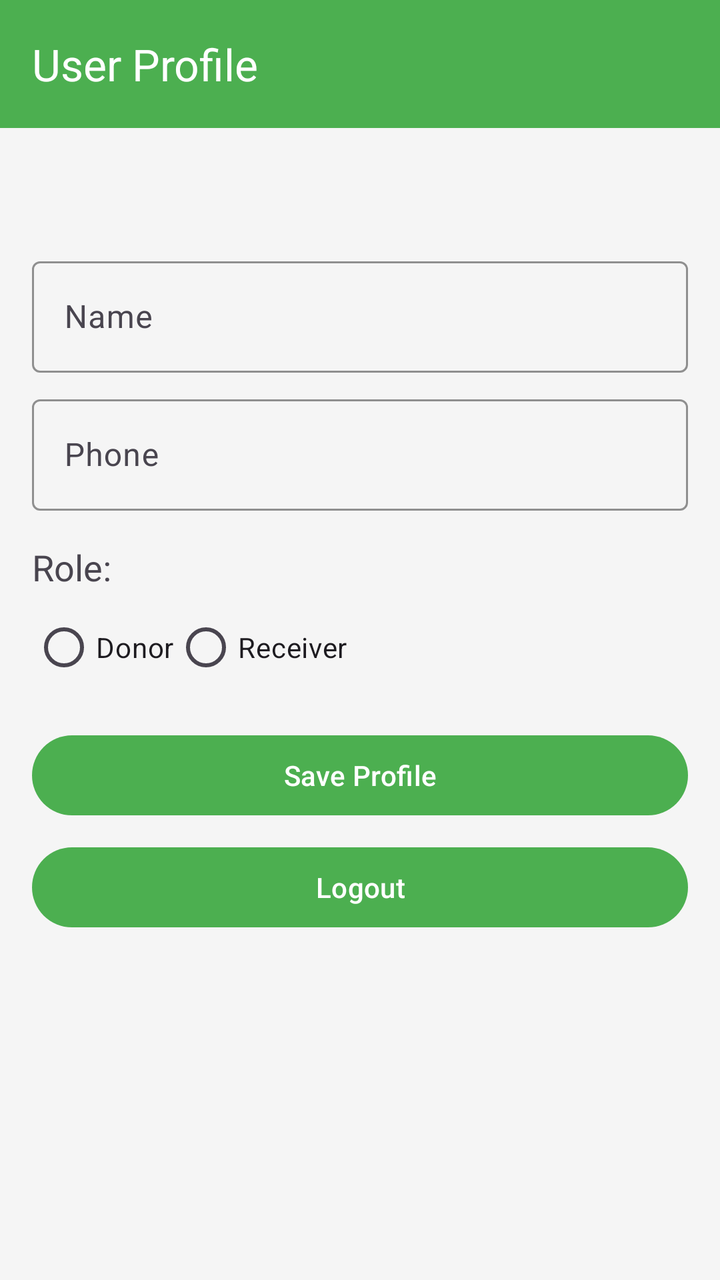
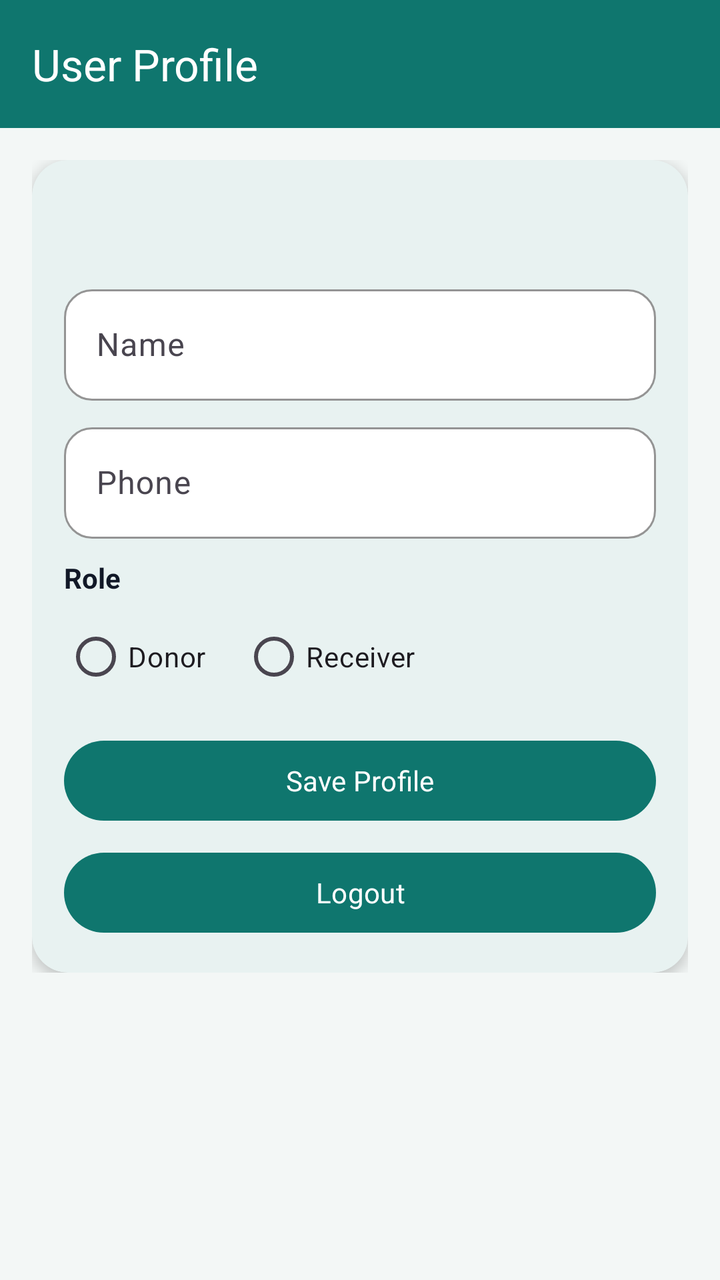

The first picture is an Android layout as it rendered before a commit; the second is the same layout after the commit. The layout source and the unified diff follow.
<!-- AndroidManifest.xml: application theme Theme.App -->
<!-- res/layout/activity_profile.xml -->
<?xml version="1.0" encoding="utf-8"?>
<LinearLayout xmlns:android="http://schemas.android.com/apk/res/android"
    xmlns:app="http://schemas.android.com/apk/res-auto"
    android:layout_width="match_parent"
    android:layout_height="match_parent"
    android:orientation="vertical">

    <com.google.android.material.appbar.AppBarLayout
        android:layout_width="match_parent"
        android:layout_height="wrap_content">

        <androidx.appcompat.widget.Toolbar
            android:id="@+id/toolbar"
            android:layout_width="match_parent"
            android:layout_height="?attr/actionBarSize"
            android:background="?attr/colorPrimary"
            app:title="User Profile"
            app:titleTextColor="@color/white" />

    </com.google.android.material.appbar.AppBarLayout>

    <ScrollView
        android:layout_width="match_parent"
        android:layout_height="match_parent">

        <LinearLayout
            android:layout_width="match_parent"
            android:layout_height="wrap_content"
            android:orientation="vertical"
            android:padding="16dp">

            <TextView
                android:id="@+id/textViewEmail"
                android:layout_width="match_parent"
                android:layout_height="wrap_content"
                android:textStyle="bold"
                android:textAppearance="@style/TextAppearance.AppCompat.Large"
                android:layout_marginBottom="16dp" />

            <com.google.android.material.textfield.TextInputLayout
                android:layout_width="match_parent"
                android:layout_height="wrap_content"
                android:layout_marginBottom="8dp"
                android:hint="Name">

                <com.google.android.material.textfield.TextInputEditText
                    android:id="@+id/editTextProfileName"
                    android:layout_width="match_parent"
                    android:layout_height="wrap_content"
                    android:inputType="textCapWords" />
            </com.google.android.material.textfield.TextInputLayout>

            <com.google.android.material.textfield.TextInputLayout
                android:layout_width="match_parent"
                android:layout_height="wrap_content"
                android:layout_marginBottom="8dp"
                android:hint="Phone">

                <com.google.android.material.textfield.TextInputEditText
                    android:id="@+id/editTextProfilePhone"
                    android:layout_width="match_parent"
                    android:layout_height="wrap_content"
                    android:inputType="phone" />
            </com.google.android.material.textfield.TextInputLayout>

            <TextView
                android:layout_width="match_parent"
                android:layout_height="wrap_content"
                android:text="Role:"
                android:textAppearance="@style/TextAppearance.AppCompat.Medium"
                android:layout_marginTop="8dp"
                android:layout_marginBottom="4dp" />

            <RadioGroup
                android:id="@+id/radioGroupProfileRole"
                android:layout_width="match_parent"
                android:layout_height="wrap_content"
                android:orientation="horizontal"
                android:layout_marginBottom="16dp">

                <RadioButton
                    android:id="@+id/radioButtonProfileDonor"
                    android:layout_width="wrap_content"
                    android:layout_height="wrap_content"
                    android:text="@string/register_donor_radio_button_text" />

                <RadioButton
                    android:id="@+id/radioButtonProfileReceiver"
                    android:layout_width="wrap_content"
                    android:layout_height="wrap_content"
                    android:text="@string/register_receiver_radio_button_text" />
            </RadioGroup>

            <Button
                android:id="@+id/buttonSaveProfile"
                android:layout_width="match_parent"
                android:layout_height="wrap_content"
                android:text="Save Profile"
                android:layout_marginBottom="8dp" />

            <Button
                android:id="@+id/buttonLogout"
                android:layout_width="match_parent"
                android:layout_height="wrap_content"
                android:text="Logout" />

        </LinearLayout>
    </ScrollView>

</LinearLayout>
<!-- resources referenced by this layout -->
<resources>
  <color name="white">#FFFFFFFF</color>
  <string name="register_donor_radio_button_text">Donor</string>
  <string name="register_receiver_radio_button_text">Receiver</string>
  <style name="Theme.App" parent="Theme.Material3.Light.NoActionBar">
          
          <item name="colorPrimary">@color/green_primary</item>
          <item name="colorPrimaryVariant">@color/green_dark</item>
          <item name="colorOnPrimary">@color/white</item>
          
          <item name="colorSecondary">@color/orange_accent</item>
          <item name="colorSecondaryVariant">@color/orange_accent</item>
          <item name="colorOnSecondary">@color/white</item>
          
          <item name="android:statusBarColor" tools:targetApi="l">?attr/colorPrimaryVariant</item>
          
          <item name="android:windowBackground">@color/light_gray</item>
          <item name="textInputStyle">@style/Widget.App.TextInputLayout</item>
          <item name="buttonStyle">@style/Widget.App.Button</item>
      </style>
  <color name="green_primary">#4CAF50</color>
  <color name="green_dark">#388E3C</color>
  <color name="orange_accent">#FF9800</color>
  <color name="light_gray">#F5F5F5</color>
  <style name="Widget.App.TextInputLayout" parent="Widget.Material3.TextInputLayout.OutlinedBox">
          <item name="boxStrokeColor">@color/green_primary</item>
      </style>
  <style name="Widget.App.Button" parent="Widget.Material3.Button">
          <item name="backgroundTint">@color/green_primary</item>
          <item name="android:textColor">@color/white</item>
      </style>
</resources>

<!-- the commit's change to res/layout/activity_profile.xml (unified diff, before → after) -->
@@ -3,6 +3,7 @@
     xmlns:app="http://schemas.android.com/apk/res-auto"
     android:layout_width="match_parent"
     android:layout_height="match_parent"
+    android:background="@color/light_gray"
     android:orientation="vertical">
 
     <com.google.android.material.appbar.AppBarLayout
@@ -29,81 +30,97 @@
             android:orientation="vertical"
             android:padding="16dp">
 
-            <TextView
-                android:id="@+id/textViewEmail"
+            <com.google.android.material.card.MaterialCardView
                 android:layout_width="match_parent"
                 android:layout_height="wrap_content"
-                android:textStyle="bold"
-                android:textAppearance="@style/TextAppearance.AppCompat.Large"
-                android:layout_marginBottom="16dp" />
+                app:cardBackgroundColor="@color/surface_card"
+                app:cardCornerRadius="18dp"
+                app:cardElevation="4dp">
 
-            <com.google.android.material.textfield.TextInputLayout
-                android:layout_width="match_parent"
-                android:layout_height="wrap_content"
-                android:layout_marginBottom="8dp"
-                android:hint="Name">
-
-                <com.google.android.material.textfield.TextInputEditText
-                    android:id="@+id/editTextProfileName"
+                <LinearLayout
                     android:layout_width="match_parent"
                     android:layout_height="wrap_content"
-                    android:inputType="textCapWords" />
-            </com.google.android.material.textfield.TextInputLayout>
+                    android:orientation="vertical"
+                    android:padding="16dp">
 
-            <com.google.android.material.textfield.TextInputLayout
-                android:layout_width="match_parent"
-                android:layout_height="wrap_content"
-                android:layout_marginBottom="8dp"
-                android:hint="Phone">
+                    <TextView
+                        android:id="@+id/textViewEmail"
+                        android:layout_width="match_parent"
+                        android:layout_height="wrap_content"
+                        android:layout_marginBottom="14dp"
+                        android:textAppearance="@style/TextAppearance.AppCompat.Large"
+                        android:textColor="@color/text_primary"
+                        android:textStyle="bold" />
 
-                <com.google.android.material.textfield.TextInputEditText
-                    android:id="@+id/editTextProfilePhone"
-                    android:layout_width="match_parent"
-                    android:layout_height="wrap_content"
-                    android:inputType="phone" />
-            </com.google.android.material.textfield.TextInputLayout>
+                    <com.google.android.material.textfield.TextInputLayout
+                        android:layout_width="match_parent"
+                        android:layout_height="wrap_content"
+                        android:layout_marginBottom="8dp"
+                        android:hint="Name">
 
-            <TextView
-                android:layout_width="match_parent"
-                android:layout_height="wrap_content"
-                android:text="Role:"
-                android:textAppearance="@style/TextAppearance.AppCompat.Medium"
-                android:layout_marginTop="8dp"
-                android:layout_marginBottom="4dp" />
+                        <com.google.android.material.textfield.TextInputEditText
+                            android:id="@+id/editTextProfileName"
+                            android:layout_width="match_parent"
+                            android:layout_height="wrap_content"
+                            android:inputType="textCapWords" />
+                    </com.google.android.material.textfield.TextInputLayout>
 
-            <RadioGroup
-                android:id="@+id/radioGroupProfileRole"
-                android:layout_width="match_parent"
-                android:layout_height="wrap_content"
-                android:orientation="horizontal"
-                android:layout_marginBottom="16dp">
+                    <com.google.android.material.textfield.TextInputLayout
+                        android:layout_width="match_parent"
+                        android:layout_height="wrap_content"
+                        android:layout_marginBottom="10dp"
+                        android:hint="Phone">
 
-                <RadioButton
-                    android:id="@+id/radioButtonProfileDonor"
-                    android:layout_width="wrap_content"
-                    android:layout_height="wrap_content"
-                    android:text="@string/register_donor_radio_button_text" />
+                        <com.google.android.material.textfield.TextInputEditText
+                            android:id="@+id/editTextProfilePhone"
+                            android:layout_width="match_parent"
+                            android:layout_height="wrap_content"
+                            android:inputType="phone" />
+                    </com.google.android.material.textfield.TextInputLayout>
 
-                <RadioButton
-                    android:id="@+id/radioButtonProfileReceiver"
-                    android:layout_width="wrap_content"
-                    android:layout_height="wrap_content"
-                    android:text="@string/register_receiver_radio_button_text" />
-            </RadioGroup>
+                    <TextView
+                        android:layout_width="match_parent"
+                        android:layout_height="wrap_content"
+                        android:layout_marginBottom="6dp"
+                        android:text="Role"
+                        android:textColor="@color/text_primary"
+                        android:textStyle="bold" />
 
-            <Button
-                android:id="@+id/buttonSaveProfile"
-                android:layout_width="match_parent"
-                android:layout_height="wrap_content"
-                android:text="Save Profile"
-                android:layout_marginBottom="8dp" />
+                    <RadioGroup
+                        android:id="@+id/radioGroupProfileRole"
+                        android:layout_width="match_parent"
+                        android:layout_height="wrap_content"
+                        android:layout_marginBottom="14dp"
+                        android:orientation="horizontal">
 
-            <Button
-                android:id="@+id/buttonLogout"
-                android:layout_width="match_parent"
-                android:layout_height="wrap_content"
-                android:text="Logout" />
+                        <RadioButton
+                            android:id="@+id/radioButtonProfileDonor"
+                            android:layout_width="wrap_content"
+                            android:layout_height="wrap_content"
+                            android:layout_marginEnd="18dp"
+                            android:text="@string/register_donor_radio_button_text" />
 
+                        <RadioButton
+                            android:id="@+id/radioButtonProfileReceiver"
+                            android:layout_width="wrap_content"
+                            android:layout_height="wrap_content"
+                            android:text="@string/register_receiver_radio_button_text" />
+                    </RadioGroup>
+
+                    <Button
+                        android:id="@+id/buttonSaveProfile"
+                        android:layout_width="match_parent"
+                        android:layout_height="wrap_content"
+                        android:layout_marginBottom="8dp"
+                        android:text="Save Profile" />
+
+                    <Button
+                        android:id="@+id/buttonLogout"
+                        android:layout_width="match_parent"
+                        android:layout_height="wrap_content"
+                        android:text="Logout" />
+                </LinearLayout>
+            </com.google.android.material.card.MaterialCardView>
         </LinearLayout>
     </ScrollView>
 
<!-- resource entries referenced after the edit -->
@@ -4,31 +4,45 @@
   <string name="register_donor_radio_button_text">Donor</string>
   <string name="register_receiver_radio_button_text">Receiver</string>
   <style name="Theme.App" parent="Theme.Material3.Light.NoActionBar">
-          
           <item name="colorPrimary">@color/green_primary</item>
-          <item name="colorPrimaryVariant">@color/green_dark</item>
+          <item name="colorPrimaryContainer">@color/green_dark</item>
           <item name="colorOnPrimary">@color/white</item>
-          
           <item name="colorSecondary">@color/orange_accent</item>
-          <item name="colorSecondaryVariant">@color/orange_accent</item>
           <item name="colorOnSecondary">@color/white</item>
-          
-          <item name="android:statusBarColor" tools:targetApi="l">?attr/colorPrimaryVariant</item>
-          
+          <item name="colorSurface">@color/surface_card</item>
+          <item name="colorOnSurface">@color/text_primary</item>
+          <item name="android:statusBarColor" tools:targetApi="l">@color/green_dark</item>
           <item name="android:windowBackground">@color/light_gray</item>
+          <item name="android:fontFamily">sans-serif</item>
           <item name="textInputStyle">@style/Widget.App.TextInputLayout</item>
           <item name="buttonStyle">@style/Widget.App.Button</item>
+          <item name="materialCardViewStyle">@style/Widget.App.CardView</item>
       </style>
-  <color name="green_primary">#4CAF50</color>
-  <color name="green_dark">#388E3C</color>
-  <color name="orange_accent">#FF9800</color>
-  <color name="light_gray">#F5F5F5</color>
+  <color name="green_primary">#0F766E</color>
+  <color name="green_dark">#0B5E57</color>
+  <color name="orange_accent">#D97706</color>
+  <color name="light_gray">#F3F7F6</color>
+  <color name="surface_card">#FFFFFFFF</color>
+  <color name="text_primary">#111827</color>
   <style name="Widget.App.TextInputLayout" parent="Widget.Material3.TextInputLayout.OutlinedBox">
           <item name="boxStrokeColor">@color/green_primary</item>
+          <item name="boxBackgroundColor">@color/surface_card</item>
+          <item name="boxCornerRadiusTopStart">14dp</item>
+          <item name="boxCornerRadiusTopEnd">14dp</item>
+          <item name="boxCornerRadiusBottomStart">14dp</item>
+          <item name="boxCornerRadiusBottomEnd">14dp</item>
       </style>
   <style name="Widget.App.Button" parent="Widget.Material3.Button">
           <item name="backgroundTint">@color/green_primary</item>
           <item name="android:textColor">@color/white</item>
+          <item name="cornerRadius">14dp</item>
+          <item name="android:minHeight">52dp</item>
+          <item name="android:textStyle">bold</item>
+      </style>
+  <style name="Widget.App.CardView" parent="Widget.Material3.CardView.Elevated">
+          <item name="cardCornerRadius">18dp</item>
+          <item name="cardElevation">4dp</item>
+          <item name="cardBackgroundColor">@color/surface_card</item>
       </style>
 </resources>
 
